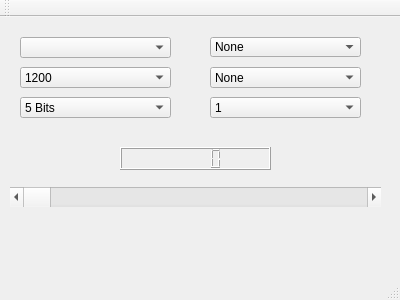
Old version of the form mainwindow.ui in the repository muhammetkucuk/SerialPortWriter.
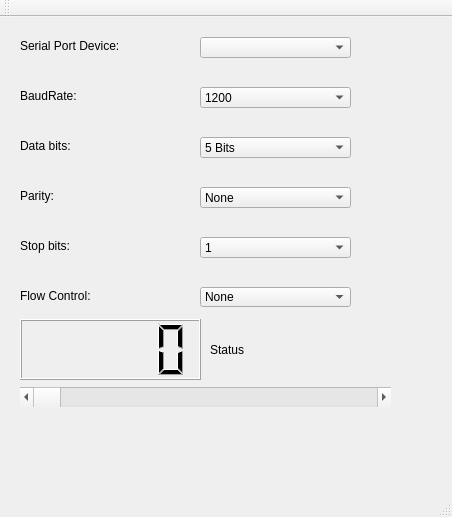
New version of the form.

Commit message: ui with instructions

```diff
--- a/mainwindow.ui
+++ b/mainwindow.ui
@@ -6,8 +6,8 @@
    <rect>
     <x>0</x>
     <y>0</y>
-    <width>400</width>
-    <height>300</height>
+    <width>452</width>
+    <height>517</height>
    </rect>
   </property>
   <property name="windowTitle">
@@ -17,8 +17,8 @@
    <widget class="QScrollBar" name="dataScrool">
     <property name="geometry">
      <rect>
-      <x>10</x>
-      <y>170</y>
+      <x>20</x>
+      <y>370</y>
       <width>371</width>
       <height>20</height>
      </rect>
@@ -33,17 +33,17 @@
    <widget class="QLCDNumber" name="lcdNumber">
     <property name="geometry">
      <rect>
-      <x>120</x>
-      <y>130</y>
-      <width>151</width>
-      <height>23</height>
+      <x>20</x>
+      <y>302</y>
+      <width>181</width>
+      <height>61</height>
      </rect>
     </property>
    </widget>
    <widget class="QComboBox" name="comboBox">
     <property name="geometry">
      <rect>
-      <x>20</x>
+      <x>200</x>
       <y>20</y>
       <width>151</width>
       <height>21</height>
@@ -53,8 +53,8 @@
    <widget class="QComboBox" name="baudRateComboBox">
     <property name="geometry">
      <rect>
-      <x>20</x>
-      <y>50</y>
+      <x>200</x>
+      <y>70</y>
       <width>151</width>
       <height>21</height>
      </rect>
@@ -103,8 +103,8 @@
    <widget class="QComboBox" name="dataBitsComboBox">
     <property name="geometry">
      <rect>
-      <x>20</x>
-      <y>80</y>
+      <x>200</x>
+      <y>120</y>
       <width>151</width>
       <height>21</height>
      </rect>
@@ -133,8 +133,8 @@
    <widget class="QComboBox" name="parityComboBox">
     <property name="geometry">
      <rect>
-      <x>210</x>
-      <y>50</y>
+      <x>200</x>
+      <y>170</y>
       <width>151</width>
       <height>21</height>
      </rect>
@@ -168,8 +168,8 @@
    <widget class="QComboBox" name="stopBitsComboBox">
     <property name="geometry">
      <rect>
-      <x>210</x>
-      <y>80</y>
+      <x>200</x>
+      <y>220</y>
       <width>151</width>
       <height>21</height>
      </rect>
@@ -188,8 +188,8 @@
    <widget class="QComboBox" name="flowControlComboBox">
     <property name="geometry">
      <rect>
-      <x>210</x>
-      <y>20</y>
+      <x>200</x>
+      <y>270</y>
       <width>151</width>
       <height>20</height>
      </rect>
@@ -210,6 +210,97 @@
      </property>
     </item>
    </widget>
+   <widget class="QLabel" name="label">
+    <property name="geometry">
+     <rect>
+      <x>20</x>
+      <y>10</y>
+      <width>159</width>
+      <height>38</height>
+     </rect>
+    </property>
+    <property name="text">
+     <string>Serial Port Device:</string>
+    </property>
+   </widget>
+   <widget class="QLabel" name="label_2">
+    <property name="geometry">
+     <rect>
+      <x>20</x>
+      <y>60</y>
+      <width>159</width>
+      <height>38</height>
+     </rect>
+    </property>
+    <property name="text">
+     <string>BaudRate:</string>
+    </property>
+   </widget>
+   <widget class="QLabel" name="label_3">
+    <property name="geometry">
+     <rect>
+      <x>20</x>
+      <y>110</y>
+      <width>159</width>
+      <height>38</height>
+     </rect>
+    </property>
+    <property name="text">
+     <string>Data bits:</string>
+    </property>
+   </widget>
+   <widget class="QLabel" name="label_4">
+    <property name="geometry">
+     <rect>
+      <x>20</x>
+      <y>160</y>
+      <width>159</width>
+      <height>38</height>
+     </rect>
+    </property>
+    <property name="text">
+     <string>Parity:</string>
+    </property>
+   </widget>
+   <widget class="QLabel" name="label_5">
+    <property name="geometry">
+     <rect>
+      <x>20</x>
+      <y>210</y>
+      <width>159</width>
+      <height>38</height>
+     </rect>
+    </property>
+    <property name="text">
+     <string>Stop bits:</string>
+    </property>
+   </widget>
+   <widget class="QLabel" name="label_6">
+    <property name="geometry">
+     <rect>
+      <x>20</x>
+      <y>260</y>
+      <width>159</width>
+      <height>38</height>
+     </rect>
+    </property>
+    <property name="text">
+     <string>Flow Control:</string>
+    </property>
+   </widget>
+   <widget class="QLabel" name="statusLabel">
+    <property name="geometry">
+     <rect>
+      <x>210</x>
+      <y>307</y>
+      <width>181</width>
+      <height>51</height>
+     </rect>
+    </property>
+    <property name="text">
+     <string>Status</string>
+    </property>
+   </widget>
   </widget>
   <widget class="QMenuBar" name="menuBar">
    <property name="geometry">
```
Left out of the diff: 4 changed lines with no effect on the pictures. The commit also changes 1 other file.
